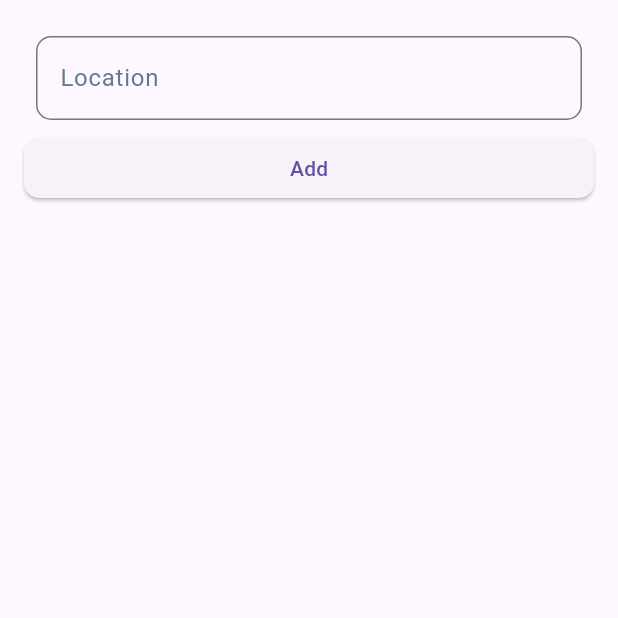
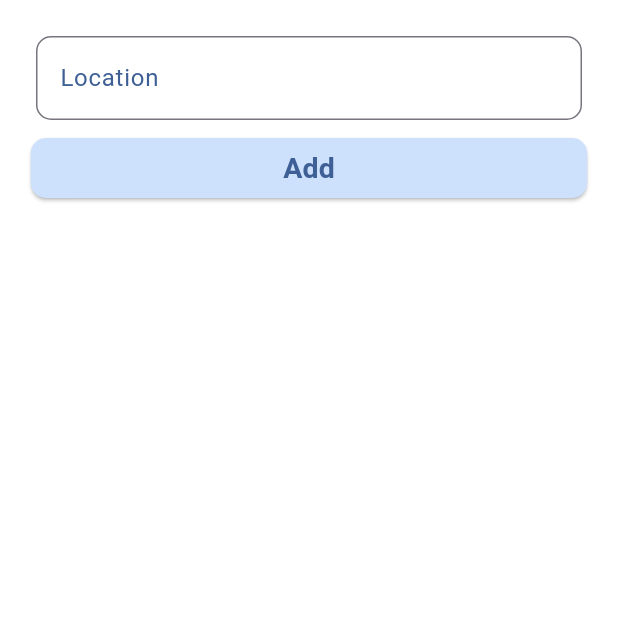
Before and after one commit to Udbhav2105/WApp, a Flutter app: the screen it shows after launch, on a phone screen of 412 x 824 dp, the top half of it. Run offline on Flutter 3.47's test engine with Material 3 defaults, Android fonts, the phone set to English and light mode, and no system bars; our stand-ins replace google_fonts, weather; missing offline and left inert: dart:ffi, weather_animation.

Commit message:
search page UI created

```diff
--- a/lib/components/inp.dart
+++ b/lib/components/inp.dart
@@ -27,12 +27,12 @@ class _InputBoxState extends State<InputBox> {
               focusedBorder: OutlineInputBorder(
                 borderRadius: BorderRadius.circular(10),
                 borderSide: const BorderSide(
-                  color: Colors.blueAccent,
+                  color: Color(0xFFcde1fc),
                   width: 2.0,
                 ),
               ),
               labelText: widget.inputText,
-              labelStyle: const TextStyle(color: Colors.blueGrey),
+              labelStyle: const TextStyle(color:  Color(0xFF3f6096)),
             ),
           ),
         )
--- a/lib/pages/search page.dart
+++ b/lib/pages/search page.dart
@@ -32,16 +32,24 @@ class _SearchLocState extends State<SearchLoc> {
     }
   }
 
+  void removeCity(int index) {
+    // print("Removing: ${cities[index]}");
+    setState(() {
+      cities.removeAt(index);
+    });
+  }
+
   @override
   Widget build(BuildContext context) {
-    double size = MediaQuery.of(context).size.width * 0.95;
+    double size = MediaQuery.of(context).size.width * 0.9;
 
     return Scaffold(
+      backgroundColor: Colors.white,
       body: SafeArea(
         child: Padding(
           padding: const EdgeInsets.all(16.0),
           child: Column(
-            crossAxisAlignment: CrossAxisAlignment.start,
+            crossAxisAlignment: CrossAxisAlignment.center,
             children: [
               InputBox(inputText: "Location", controller: loc),
               SizedBox(
@@ -49,15 +57,22 @@ class _SearchLocState extends State<SearchLoc> {
                 child: ElevatedButton(
                   onPressed: addCity,
                   style: ElevatedButton.styleFrom(
+                    backgroundColor: Color(0xFFcde1fc),
                     shape: RoundedRectangleBorder(
                       borderRadius: BorderRadius.circular(10),
                     ),
                   ),
-                  child: const Text('Add'),
+                  child: const Text(
+                    'Add',
+                    style: TextStyle(
+                      color: Color(0xFF3f6096),
+                      fontSize: 19,
+                      fontWeight: FontWeight.bold,
+                    ),
+                  ),
                 ),
               ),
               const SizedBox(height: 20),
-
               Expanded(
                 child: ListView.builder(
                   itemCount: cities.length,
@@ -65,14 +80,16 @@ class _SearchLocState extends State<SearchLoc> {
                     return Padding(
                       padding: const EdgeInsets.symmetric(vertical: 8.0),
                       child: GestureDetector(
-                        onTap: ()  {
-                          // await cities[index].getCurrWeather();
-                          // print('Fetching weather for ${cities[index].humidity}');
-                          Navigator.pushReplacementNamed(context, '/weatherPage',arguments: cities[index]);
+                        onTap: () {
+                          Navigator.pushReplacementNamed(
+                              context, '/weatherPage',
+                              arguments: cities[index]);
                         },
                         child: LocationList(
-                            location: cities[index].city[0].toUpperCase() +
-                                cities[index].city.substring(1).toLowerCase()),
+                          location: cities[index].city[0].toUpperCase() +
+                              cities[index].city.substring(1).toLowerCase(),
+                          onRemove: () => removeCity(index),
+                        ),
                       ),
                     );
                   },
```
Also changed, not shown: lib/components/list_of_locs.dart (+11 -8 lines).
